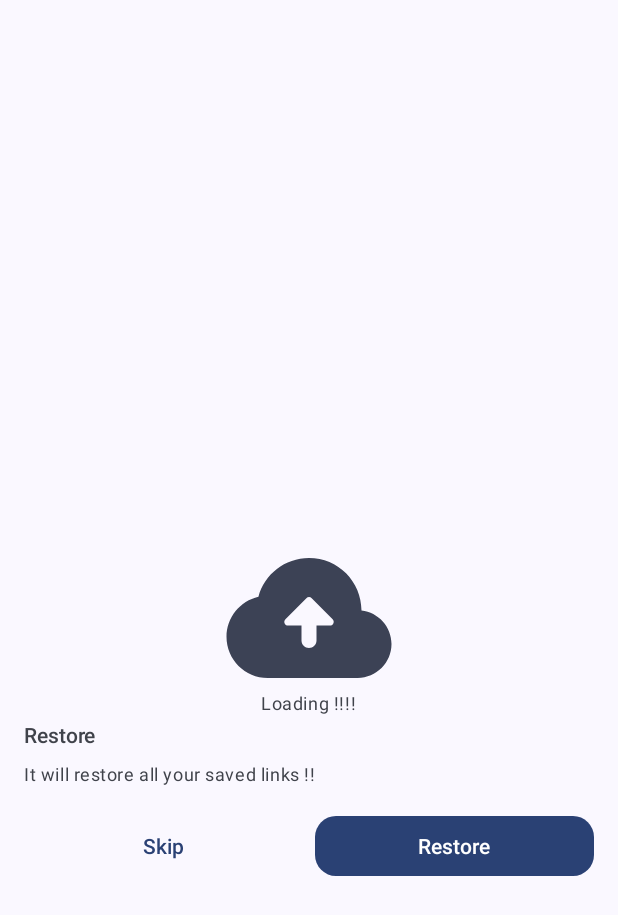
After one commit to aiyu-ayaan/LinkSaver, an Android app: the layout fragment_restore.xml on its own in the app's theme, with its tools: preview values and no code run, on a phone screen of 412 x 824 dp. The commit adds this screen. Shown: the top 915 px of the screen. Run offline under Robolectric (Android 15) with nearby library versions, the phone set to English and light mode, and no system bars.

Commit message:
* Login Done with user pre-fetch data ..

```diff
--- a/app/src/main/java/com/atech/linksaver/ui/fragment/home/HomeFragment.kt
+++ b/app/src/main/java/com/atech/linksaver/ui/fragment/home/HomeFragment.kt
@@ -1,6 +1,5 @@
 package com.atech.linksaver.ui.fragment.home
 
-import android.app.Activity
 import android.os.Bundle
 import android.view.Menu
 import android.view.MenuInflater
@@ -11,7 +10,6 @@ import android.widget.CheckBox
 import android.widget.FrameLayout
 import android.widget.ImageView
 import androidx.activity.addCallback
-import androidx.activity.result.contract.ActivityResultContracts
 import androidx.core.view.GravityCompat
 import androidx.core.view.MenuProvider
 import androidx.core.view.doOnPreDraw
@@ -29,7 +27,6 @@ import androidx.navigation.fragment.findNavController
 import androidx.recyclerview.widget.LinearLayoutManager
 import coil.load
 import coil.transform.CircleCropTransformation
-import com.atech.backup.backup.LinkSaverDriveManager
 import com.atech.core.data.model.LinkModel
 import com.atech.core.util.openLink
 import com.atech.linksaver.R
@@ -44,7 +41,6 @@ import com.google.android.material.color.MaterialColors
 import com.google.android.material.transition.MaterialSharedAxis
 import com.google.android.material.transition.platform.MaterialElevationScale
 import dagger.hilt.android.AndroidEntryPoint
-import javax.inject.Inject
 
 @AndroidEntryPoint
 class HomeFragment : Fragment(R.layout.fragment_home) {
--- /dev/null
+++ b/app/src/main/res/layout/fragment_restore.xml
@@ -0,0 +1,96 @@
+<?xml version="1.0" encoding="utf-8"?>
+<RelativeLayout xmlns:android="http://schemas.android.com/apk/res/android"
+    xmlns:app="http://schemas.android.com/apk/res-auto"
+    xmlns:tools="http://schemas.android.com/tools"
+    android:layout_width="match_parent"
+    android:layout_height="match_parent"
+    android:background="?attr/colorSurface"
+    android:padding="@dimen/grid_1"
+    tools:context="com.atech.linksaver.ui.fragment.login.restore.RestoreFragment">
+
+
+    <com.google.android.material.progressindicator.CircularProgressIndicator
+        android:id="@+id/progress_indicator_restore"
+        android:layout_width="match_parent"
+        android:layout_height="wrap_content"
+        android:layout_centerInParent="true"
+        android:indeterminate="true"
+        app:indicatorSize="@dimen/grid_7" />
+
+    <TextView
+        android:id="@+id/text_view_loading"
+        android:layout_width="wrap_content"
+        android:layout_height="wrap_content"
+        android:layout_below="@id/progress_indicator_restore"
+        android:layout_centerHorizontal="true"
+        android:layout_marginTop="@dimen/grid_1"
+        android:padding="@dimen/grid_1"
+        android:text="@string/loading"
+        android:textAppearance="?attr/textAppearanceCaption" />
+
+    <RelativeLayout
+        android:id="@+id/relative_layout_restore"
+        android:layout_width="match_parent"
+        android:layout_height="match_parent"
+        android:visibility="gone"
+        tools:visibility="visible">
+
+        <ImageView
+            android:id="@+id/image_view_restore"
+            android:layout_width="match_parent"
+            android:layout_height="@dimen/thumbnail_image_size"
+            android:layout_centerInParent="true"
+            android:contentDescription="@null"
+            android:src="@drawable/round_backup_24"
+            app:tint="?attr/colorAccent" />
+
+        <TextView
+            android:id="@+id/text_view_restore"
+            android:layout_width="match_parent"
+            android:layout_height="wrap_content"
+            android:layout_below="@id/image_view_restore"
+            android:padding="@dimen/grid_1"
+            android:text="@string/restore"
+            android:textAppearance="?attr/textAppearancePopupMenuHeader" />
+
+        <TextView
+            android:id="@+id/text_view_restore_description"
+            android:layout_width="wrap_content"
+            android:layout_height="wrap_content"
+            android:layout_below="@id/text_view_restore"
+            android:paddingHorizontal="@dimen/grid_1"
+            android:text="@string/restore_description"
+            android:textAppearance="?attr/textAppearanceCaption" />
+
+        <LinearLayout
+            android:layout_width="match_parent"
+            android:layout_height="wrap_content"
+            android:layout_below="@id/text_view_restore_description"
+            android:layout_marginTop="@dimen/grid_1"
+            android:orientation="horizontal"
+            android:padding="@dimen/grid_1"
+            android:weightSum="2">
+
+            <Button
+                android:id="@+id/button_skip"
+                android:layout_width="0dp"
+                android:layout_height="wrap_content"
+                android:layout_marginEnd="@dimen/grid_1"
+                android:layout_weight="1"
+                android:text="@string/skip"
+                android:textColor="?attr/colorPrimary"
+                android:theme="@style/ThemeOverlay.Material3.Button.TextButton"
+                app:cornerRadius="@dimen/grid_1_5" />
+
+            <Button
+                android:id="@+id/button_restore"
+                android:layout_width="0dp"
+                android:layout_height="wrap_content"
+                android:layout_weight="1"
+                android:text="@string/restore"
+                app:cornerRadius="@dimen/grid_1_5" />
+        </LinearLayout>
+
+
+    </RelativeLayout>
+</RelativeLayout>
--- a/app/src/main/res/values/strings.xml
+++ b/app/src/main/res/values/strings.xml
@@ -49,4 +49,6 @@
     <string name="log_in">Log In</string>
     <string name="log_in_backup_message">You need to log in to your Google account to perform this action</string>
     <string name="cancel">Cancel</string>
+    <string name="restore_description">It will restore all your saved links !!</string>
+    <string name="loading">Loading !!!!</string>
 </resources>
--- a/backup/src/main/java/com/atech/backup/backup/LinkSaverDriveManager.kt
+++ b/backup/src/main/java/com/atech/backup/backup/LinkSaverDriveManager.kt
@@ -33,7 +33,7 @@ class LinkSaverDriveManager @Inject constructor(
     @ApplicationContext private val context: Context
 ) {
 
-    fun provideDriveService(): Drive? =
+    private fun provideDriveService(): Drive? =
         createDriveInstance()
 
 
```
Also changed, not shown: app/src/main/java/com/atech/linksaver/ui/fragment/backup/BackUpFragment.kt (+6 -7 lines), app/src/main/java/com/atech/linksaver/ui/fragment/login/LogInFragment.kt (+32 -5 lines), app/src/main/java/com/atech/linksaver/ui/fragment/login/restore/RestoreFragment.kt (added, +85 -0 lines), app/src/main/java/com/atech/linksaver/work_manager/MainWorkManagerExt.kt (+5 -6 lines), app/src/main/res/navigation/nav_host.xml (+16 -0 lines), backup/src/main/java/com/atech/backup/login/LogInRepository.kt (+38 -10 lines), backup/src/main/java/com/atech/backup/utils/Prefs.kt (+8 -3 lines).
